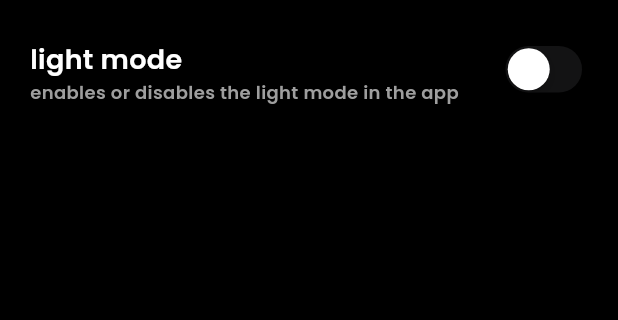
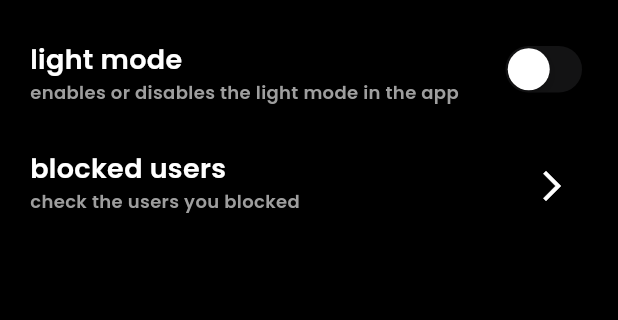
Before and after one commit to LuizKraisch/flutter-chat-app, a Flutter app: the SettingsPage screen opened directly, on a phone screen of 412 x 824 dp, the part 59-379 px from its top. Run offline on Flutter 3.47's test engine with Material 3 defaults, Android fonts, the phone set to English and light mode, and no system bars; our stand-ins replace cloud_firestore, firebase_auth, firebase_core, google_fonts; accounts and stored records are empty.

Commit message:
feat: block and unblock users

```diff
--- a/lib/pages/settings_page.dart
+++ b/lib/pages/settings_page.dart
@@ -1,5 +1,6 @@
 import 'package:chat_app/components/chat_drawer.dart';
 import 'package:chat_app/components/chat_text.dart';
+import 'package:chat_app/pages/blocked_users_page.dart';
 import 'package:chat_app/themes/theme_provider.dart';
 import 'package:flutter/cupertino.dart';
 import 'package:flutter/material.dart';
@@ -22,9 +23,23 @@ class SettingsPage extends StatelessWidget {
         ),
       ),
       drawer: const ChatDrawer(),
-      body: Padding(
+      body: const SettingsOptions(),
+    );
+  }
+}
+
+class SettingsOptions extends StatelessWidget {
+  const SettingsOptions({
+    super.key,
+  });
+
+  @override
+  Widget build(BuildContext context) {
+    return Padding(
       padding: const EdgeInsets.symmetric(horizontal: 20.0, vertical: 10.0),
-        child: Row(
+      child: Column(
+        children: [
+          Row(
             crossAxisAlignment: CrossAxisAlignment.start,
             mainAxisAlignment: MainAxisAlignment.spaceBetween,
             children: [
@@ -54,9 +69,46 @@ class SettingsPage extends StatelessWidget {
                   context,
                   listen: false,
                 ).toggleTheme(),
+              ),
+            ],
+          ),
+          const SizedBox(height: 30.0),
+          Row(
+            crossAxisAlignment: CrossAxisAlignment.start,
+            mainAxisAlignment: MainAxisAlignment.spaceBetween,
+            children: [
+              Column(
+                crossAxisAlignment: CrossAxisAlignment.start,
+                children: [
+                  ChatText(
+                    text: 'blocked users',
+                    size: 18,
+                    fontWeight: FontWeight.w600,
+                    color: Theme.of(context).colorScheme.tertiary,
+                  ),
+                  ChatText(
+                    text: 'check the users you blocked',
+                    size: 12,
+                    fontWeight: FontWeight.w600,
+                    color: Theme.of(context).colorScheme.inversePrimary,
+                  ),
+                ],
+              ),
+              IconButton(
+                onPressed: () => Navigator.push(
+                  context,
+                  MaterialPageRoute(
+                    builder: (context) => BlockedUsersPage(),
+                  ),
+                ),
+                icon: Icon(
+                  Icons.arrow_forward_ios,
+                  color: Theme.of(context).colorScheme.tertiary,
+                ),
               )
             ],
           ),
+        ],
       ),
     );
   }
--- a/lib/services/chat/chat_service.dart
+++ b/lib/services/chat/chat_service.dart
@@ -20,14 +20,14 @@ class ChatService extends ChangeNotifier {
     final currentUser = _auth.currentUser;
 
     return _firestore
-        .collection('Users')
+        .collection('users')
         .doc(currentUser!.uid)
-        .collection('BlockedUsers')
+        .collection('blocked_users')
         .snapshots()
         .asyncMap((snapshot) async {
       final blockedUsersIds = snapshot.docs.map((doc) => doc.id).toList();
 
-      final usersSnapshot = await _firestore.collection('Users').get();
+      final usersSnapshot = await _firestore.collection('users').get();
 
       return usersSnapshot.docs
           .where((doc) =>
@@ -84,15 +84,15 @@ class ChatService extends ChangeNotifier {
       'timestamp': FieldValue.serverTimestamp(),
     };
 
-    await _firestore.collection('Reports').add(report);
+    await _firestore.collection('reports').add(report);
   }
 
   Future<void> blockUser(String userId) async {
     final currentUser = _auth.currentUser;
     await _firestore
-        .collection('Users')
+        .collection('users')
         .doc(currentUser!.uid)
-        .collection('BlockedUsers')
+        .collection('blocked_users')
         .doc(userId)
         .set({});
     notifyListeners();
@@ -101,9 +101,9 @@ class ChatService extends ChangeNotifier {
   Future<void> unblockUser(String userId) async {
     final currentUser = _auth.currentUser;
     await _firestore
-        .collection('Users')
+        .collection('users')
         .doc(currentUser!.uid)
-        .collection('BlockedUsers')
+        .collection('blocked_users')
         .doc(userId)
         .delete();
     notifyListeners();
@@ -111,15 +111,15 @@ class ChatService extends ChangeNotifier {
 
   Stream<List<Map<String, dynamic>>> getBlockedUsersStream(String userId) {
     return _firestore
-        .collection('Users')
+        .collection('users')
         .doc(userId)
-        .collection('BlockedUsers')
+        .collection('blocked_users')
         .snapshots()
         .asyncMap((snapshot) async {
       final blockedUsersIds = snapshot.docs.map((doc) => doc.id).toList();
 
       final userDocs = await Future.wait(blockedUsersIds
-          .map((id) => _firestore.collection('Users').doc(id).get()));
+          .map((id) => _firestore.collection('users').doc(id).get()));
 
       return userDocs.map((doc) => doc.data() as Map<String, dynamic>).toList();
     });
```
Also changed, not shown: lib/components/chat_bubble.dart (+58 -1 lines), lib/pages/blocked_users_page.dart (added, +165 -0 lines), lib/pages/home_page.dart (+60 -11 lines). Lines whose indentation alone changed are shown as unchanged.
